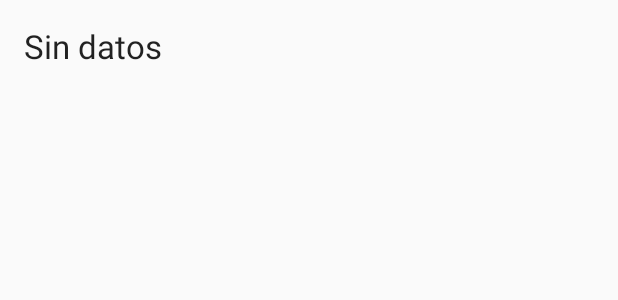
After one commit to carcaret/android, an Android app: the layout activity_read_sensor.xml on its own in the app's theme, with its tools: preview values and no code run, on a phone screen of 412 x 824 dp. The commit adds this screen. Shown: the top 300 px of the screen. Run offline under Robolectric (Android 15) with nearby library versions, the phone set to English and light mode, and no system bars.

```diff
--- a/app/src/main/AndroidManifest.xml
+++ b/app/src/main/AndroidManifest.xml
@@ -42,7 +42,7 @@
         <activity android:name=".activity.AlarmActivity" />
         <activity android:name=".activity.WebContentActivity" />
         <activity android:name=".activity.TestServicesActivity" />
-        <activity android:name=".activity.SensorsActivity"></activity>
+        <activity android:name=".activity.SensorsActivity" />
 
         <service android:name=".service.RpcMessagingService" />
         <service android:name=".service.LocationProviderService" />
@@ -55,6 +55,8 @@
                 <action android:name="cursoandroid.SYNCHRONIZATION" />
             </intent-filter>
         </receiver>
+
+        <activity android:name=".activity.ReadSensorActivity"></activity>
     </application>
 
 </manifest>
--- /dev/null
+++ b/app/src/main/res/layout/activity_read_sensor.xml
@@ -0,0 +1,20 @@
+<?xml version="1.0" encoding="utf-8"?>
+<RelativeLayout xmlns:android="http://schemas.android.com/apk/res/android"
+    xmlns:tools="http://schemas.android.com/tools"
+    android:layout_width="match_parent"
+    android:layout_height="match_parent"
+    android:paddingBottom="@dimen/activity_vertical_margin"
+    android:paddingLeft="@dimen/activity_horizontal_margin"
+    android:paddingRight="@dimen/activity_horizontal_margin"
+    android:paddingTop="@dimen/activity_vertical_margin"
+    tools:context="practicas.cursoandroid.practicasandroid.activity.ReadSensorActivity">
+
+    <TextView
+        android:layout_width="match_parent"
+        android:layout_height="match_parent"
+        android:textAppearance="?android:attr/textAppearanceLarge"
+        android:text="Sin datos"
+        android:id="@+id/txt_read_sensor_data"
+        android:layout_centerVertical="true"
+        android:layout_centerHorizontal="true" />
+</RelativeLayout>
```
Also changed, not shown: app/src/main/java/practicas/cursoandroid/practicasandroid/activity/ReadSensorActivity.java (added, +75 -0 lines), app/src/main/java/practicas/cursoandroid/practicasandroid/activity/SensorsActivity.java (+7 -6 lines).
